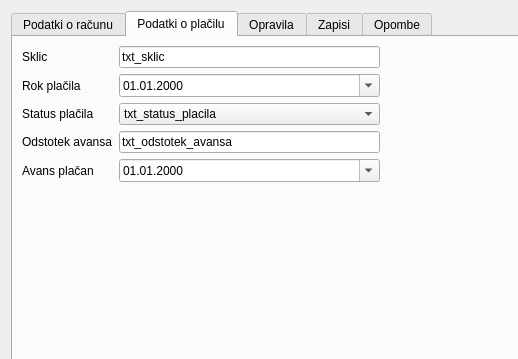
bubi-luka/BubiRacun, file racun.ui: the form before one commit; both pictures show x 0 to 518 and y 0 to 359 of the 759 by 763 pixel window.
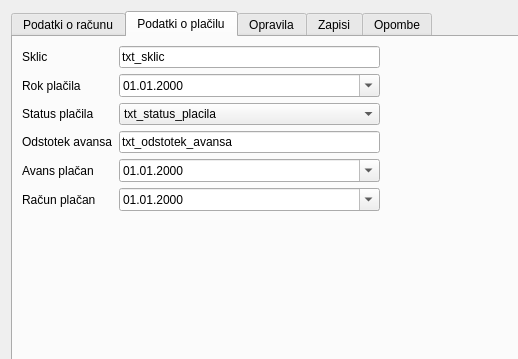
The form after the commit. The open tabs and pages were chosen to show the change.

Commit message: Datum prejema avansa, rok plačila, datum plačila, rok plačila avansa ...

What changed in the file:
```diff
--- a/racun.ui
+++ b/racun.ui
@@ -566,7 +566,7 @@
            </property>
           </widget>
          </item>
-         <item row="6" column="0">
+         <item row="7" column="0">
           <spacer name="verticalSpacer_3">
            <property name="orientation">
             <enum>Qt::Vertical</enum>
@@ -579,6 +579,23 @@
            </property>
           </spacer>
          </item>
+         <item row="6" column="0">
+          <widget class="QLabel" name="lbl_racun_placan">
+           <property name="text">
+            <string>Račun plačan</string>
+           </property>
+          </widget>
+         </item>
+         <item row="6" column="1">
+          <widget class="QDateEdit" name="txt_datum_placila_racuna">
+           <property name="displayFormat">
+            <string>dd.MM.yyyy</string>
+           </property>
+           <property name="calendarPopup">
+            <bool>true</bool>
+           </property>
+          </widget>
+         </item>
         </layout>
        </item>
        <item row="0" column="1">
```
Left out of the diff: 2 changed lines with no effect on the pictures. The commit also changes 5 other files.
